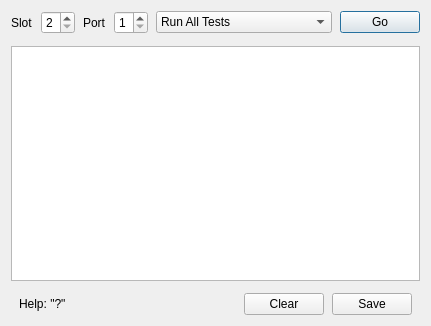
This is Forms/IMBISTDlg.ui in billkarsh/SpikeGLX as Qt 5 draws it before an edit. The edited form follows.
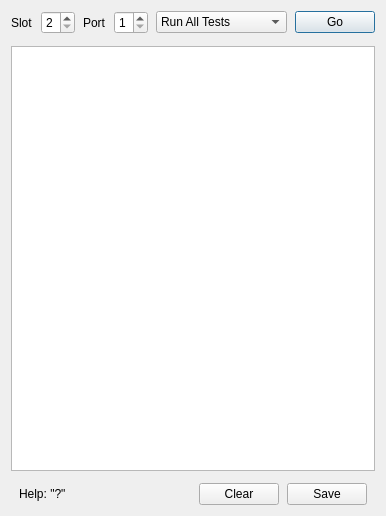
This is the edited form.

```diff
--- a/Forms/IMBISTDlg.ui
+++ b/Forms/IMBISTDlg.ui
@@ -9,8 +9,8 @@
    <rect>
     <x>0</x>
     <y>0</y>
-    <width>431</width>
-    <height>326</height>
+    <width>367</width>
+    <height>516</height>
    </rect>
   </property>
   <property name="sizePolicy">
```
